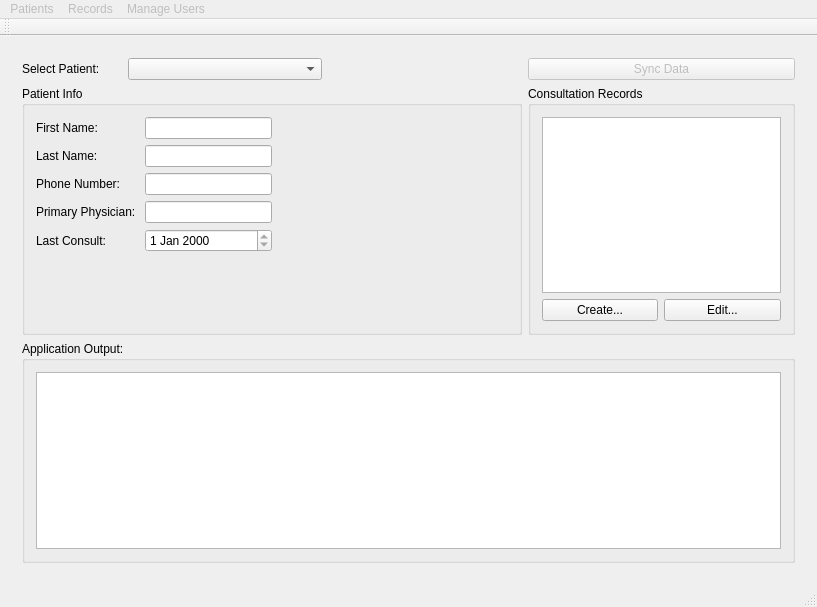
Before: the Qt Designer form cuCareQtApp/CUCare/cucare.ui in chrispwright/comp3004cuCarePrivate, drawn with Qt 5.
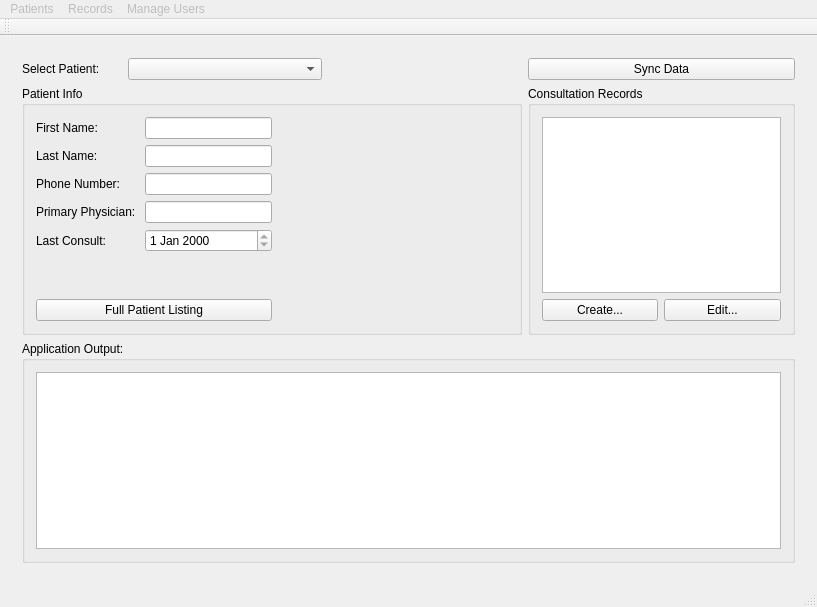
After: the same form once the commit is applied. The open tabs and pages were chosen to show the change.

```diff
--- a/cuCareQtApp/CUCare/cucare.ui
+++ b/cuCareQtApp/CUCare/cucare.ui
@@ -49,7 +49,7 @@
         <item row="0" column="3">
          <widget class="QPushButton" name="pushButton">
           <property name="enabled">
-           <bool>false</bool>
+           <bool>true</bool>
           </property>
           <property name="text">
            <string>Sync Data</string>
@@ -204,6 +204,13 @@
              </property>
             </spacer>
            </item>
+           <item row="3" column="0">
+            <widget class="QPushButton" name="pushButton_FullPatientListing">
+             <property name="text">
+              <string>Full Patient Listing</string>
+             </property>
+            </widget>
+           </item>
           </layout>
          </widget>
         </item>
```
Left out of the diff: 2 changed lines with no effect on the pictures.
